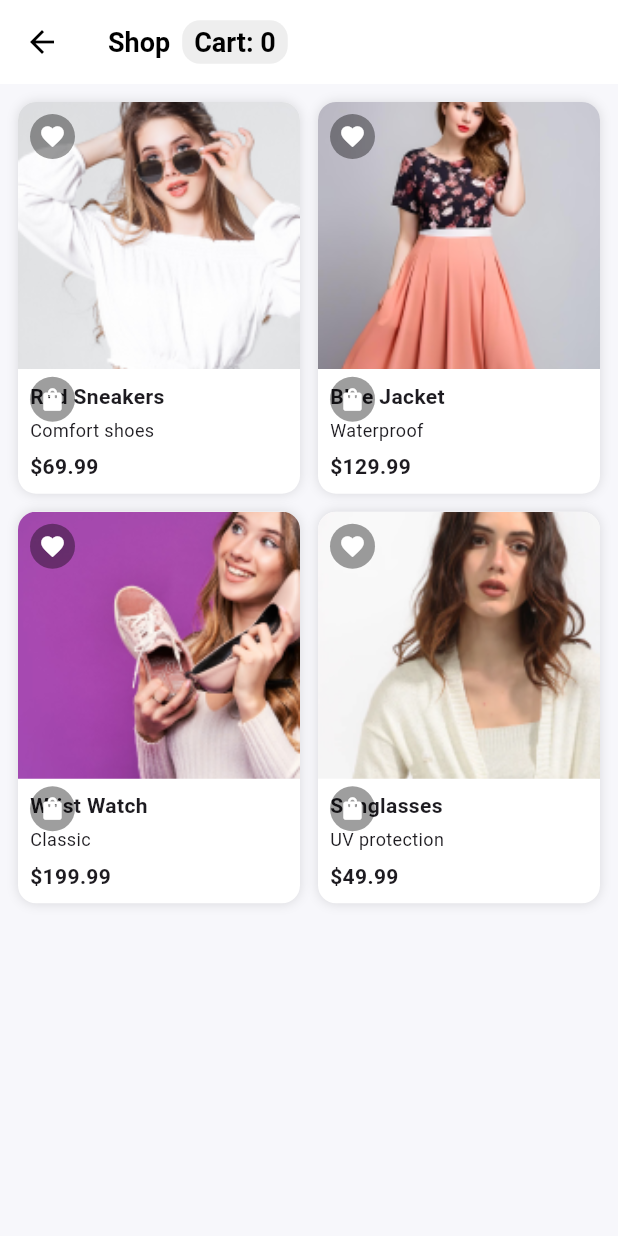
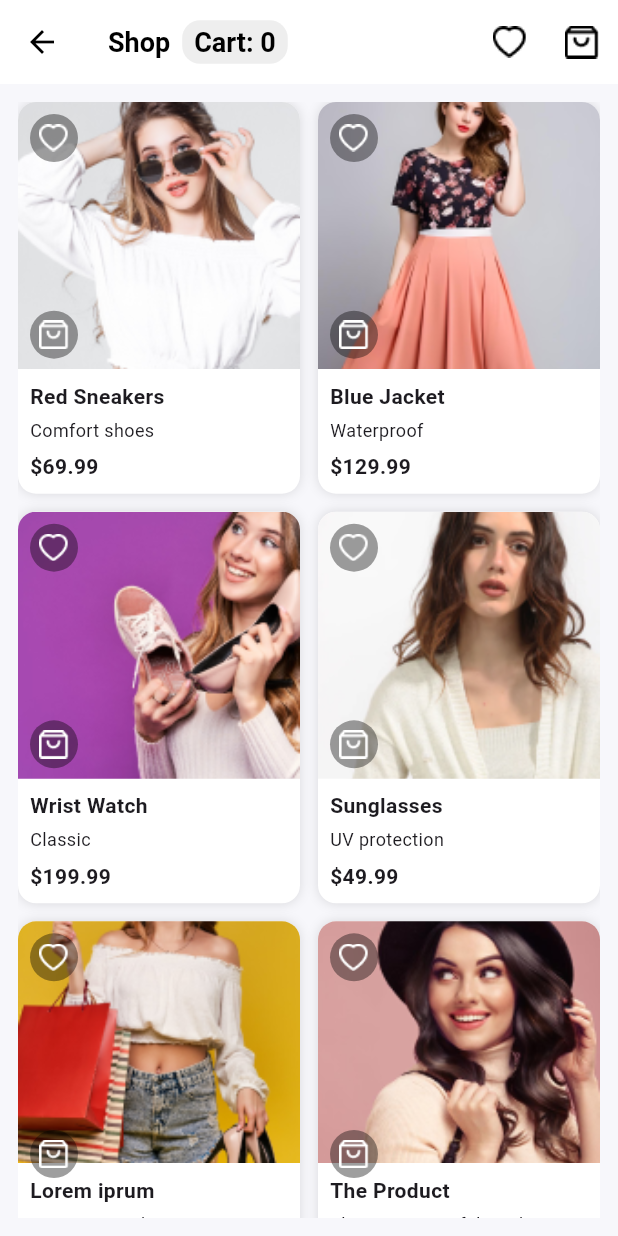
Before and after one commit to Kirus1930/PKS_Task_6, a Flutter app: the ShopScreen screen opened by its route, on a phone screen of 412 x 824 dp. Run offline on Flutter 3.47's test engine with Material 3 defaults, Android fonts, the phone set to English and light mode, and no system bars.

Commit message:
update app_state.dart, shop_screen.dart and product_card.dart

```diff
--- a/madshop_ui_eremin/lib/models/app_state.dart
+++ b/madshop_ui_eremin/lib/models/app_state.dart
@@ -33,6 +33,18 @@ class AppState extends ChangeNotifier {
         subtitle: 'UV protection',
         price: 49.99,
         image: 'assets/images/product4.png'),
+    Product(
+        id: 'p5',
+        title: 'Lorem iprum',
+        subtitle: 'Lorem iprum kognace dominus',
+        price: 7.99,
+        image: 'assets/images/product5.png'),
+    Product(
+        id: 'p6',
+        title: 'The Product',
+        subtitle: 'This is very useful product. Just buy it!',
+        price: 99.99,
+        image: 'assets/images/product6.png'),
   ];
 
   final List<CartItem> _cart = [];
--- a/madshop_ui_eremin/lib/screens/shop_screen.dart
+++ b/madshop_ui_eremin/lib/screens/shop_screen.dart
@@ -28,10 +28,11 @@ class ShopScreen extends StatelessWidget {
         actions: [
           IconButton(
               onPressed: () => Navigator.of(context).pushNamed('/favorites'),
-              icon: Image.asset('assets/images/heart.png')),
+              icon:
+                  Image.asset('assets/images/heart.png', color: Colors.black)),
           IconButton(
               onPressed: () => Navigator.of(context).pushNamed('/cart'),
-              icon: Image.asset('assets/images/bag.png'))
+              icon: Image.asset('assets/images/bag.png', color: Colors.black))
         ],
       ),
       body: Padding(
--- a/madshop_ui_eremin/lib/widgets/product_card.dart
+++ b/madshop_ui_eremin/lib/widgets/product_card.dart
@@ -60,17 +60,15 @@ class ProductCard extends StatelessWidget {
                     padding: const EdgeInsets.all(6),
                     decoration: BoxDecoration(
                         color: Colors.black38, shape: BoxShape.circle),
-                  child: Icon(
-                    Icons.favorite,
-                    size: 18,
-                    color: product.favorite ? Colors.red : Colors.white,
-                  ),
-                ),
+                    child: Image.asset('assets/images/heart.png',
+                        width: 20,
+                        height: 20,
+                        color: product.favorite ? Colors.red : Colors.white)),
               ),
             ),
             // Bag bottom-left
             Positioned(
-              bottom: 48,
+              bottom: 90,
               left: 8,
               child: GestureDetector(
                 onTap: () => appState.toggleCart(product.id),
@@ -78,12 +76,10 @@ class ProductCard extends StatelessWidget {
                     padding: const EdgeInsets.all(6),
                     decoration: BoxDecoration(
                         color: Colors.black38, shape: BoxShape.circle),
-                  child: Icon(
-                    Icons.shopping_bag,
-                    size: 18,
-                    color: product.inCart ? Colors.black : Colors.white,
-                  ),
-                ),
+                    child: Image.asset('assets/images/bag.png',
+                        width: 20,
+                        height: 20,
+                        color: product.inCart ? Colors.black : Colors.white)),
               ),
             ),
           ],
```
Lines whose indentation alone changed are shown as unchanged.
